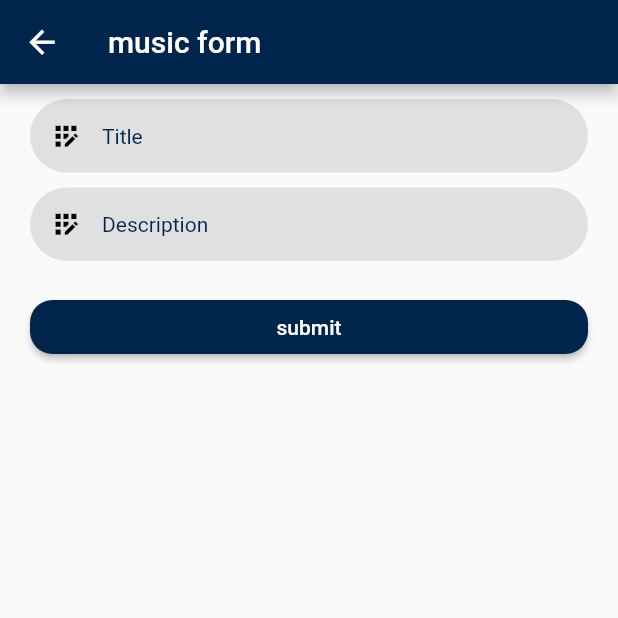
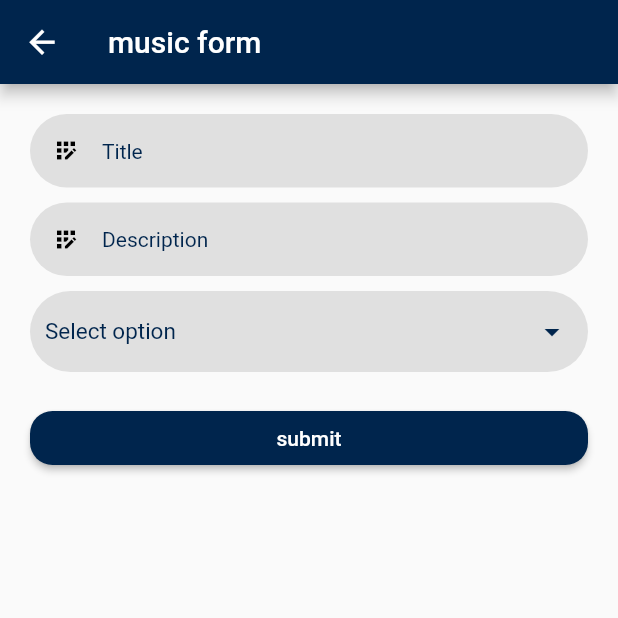
Before and after one commit to RegisSalesRA/flutter_sqflite, a Flutter app: the MusicScreenForm screen opened directly, on a phone screen of 412 x 824 dp, the top half of it. Run offline on Flutter 3.47's test engine with Material 2 defaults, Android fonts, the phone set to English and light mode, and no system bars; our stand-ins replace sqflite; accounts and stored records are empty.

Commit message:
crescente two new widgets

```diff
--- a/lib/ui/forms/music_form.dart
+++ b/lib/ui/forms/music_form.dart
@@ -2,8 +2,10 @@
 
 import 'package:flutter/material.dart';
 import 'package:flutter_sqlite/data/database_service.dart';
+import 'package:flutter_sqlite/helpers/helpers.dart';
 
 import '../../model/model.dart';
+import '../../widgets/widgets.dart';
 
 class MusicScreenForm extends StatefulWidget {
   final Music? music;
@@ -16,36 +18,50 @@ class MusicScreenForm extends StatefulWidget {
 class _MusicScreenFormState extends State<MusicScreenForm> {
   final DatabaseService _databaseService = DatabaseService();
 
-  String _titleController = "";
-  String _descriptionController = "";
+  final titleController = TextEditingController();
+  final descriptionController = TextEditingController();
+  final choice = TextEditingController();
 
   Future<void> _onSave() async {
     widget.music == null
         ? // Add save code here
         await _databaseService.insertMusic(
             Music(
-              title: _titleController,
-              description: _descriptionController,
+              title: titleController.text,
+              description: choice.text,
               data: DateTime.now().toString(),
             ),
           )
         : await _databaseService.updateMusic(Music(
             id: widget.music!.id!,
-            title: _titleController,
-            description: _descriptionController,
+            title: titleController.text,
+            description: choice.text,
             data: DateTime.now().toString(),
           ));
 
     Navigator.pop(context);
   }
 
+  List<Map<String, dynamic>> devLevel = [
+    {"name": "Junior"},
+    {"name": "Pleno"},
+    {"name": "Senior"},
+  ];
+
   @override
   void initState() {
     super.initState();
     if (widget.music != null) {
-      _titleController = widget.music!.title!;
-      _descriptionController = widget.music!.description!;
+      titleController.text = widget.music!.title!;
+      descriptionController.text = widget.music!.description!;
     }
+  }
+
+  @override
+  void dispose() {
+    titleController.dispose();
+    descriptionController.dispose();
+    super.dispose();
   }
 
   @override
@@ -60,37 +76,60 @@ class _MusicScreenFormState extends State<MusicScreenForm> {
             child: Column(
               crossAxisAlignment: CrossAxisAlignment.stretch,
               children: [
-                TextFormField(
-                  onChanged: (value) {
-                    setState(() {
-                      _titleController = value;
-                    });
-                  },
-                  decoration: const InputDecoration(
-                    hintText: "Title",
-                    prefixIcon: Icon(
-                      Icons.app_registration_sharp,
-                      size: 21,
-                    ),
-                  ),
+                const SizedBox(
+                  height: 10,
+                ),
+                CustomTextFormWidget(
+                  hintText: 'Title',
+                  controller: titleController,
+                  icon: Icons.app_registration_sharp,
                 ),
                 const SizedBox(
                   height: 10,
                 ),
-                TextFormField(
-                  onChanged: (value) {
-                    setState(() {
-                      _descriptionController = value;
-                    });
+                CustomTextFormWidget(
+                  hintText: 'Description',
+                  controller: descriptionController,
+                  icon: Icons.app_registration_sharp,
+                ),
+                const SizedBox(
+                  height: 10,
+                ),
+                // DropDown
+                DropDownWidget(
+                  dropdownItens: devLevel.map(
+                    (val) {
+                      return DropdownMenuItem<String>(
+                        value: val["name"],
+                        child: Text(val["name"]),
+                      );
+                    },
+                  ).toList(),
+                  hint: choice.text == ''
+                      ? const Padding(
+                          padding: EdgeInsets.fromLTRB(10, 0, 0, 0),
+                          child: Text(
+                            'Select option',
+                            style: TextStyle(
+                                fontSize: 15, color: Palette.primaryColor),
+                          ),
+                        )
+                      : Padding(
+                          padding: const EdgeInsets.fromLTRB(10, 0, 0, 0),
+                          child: Text(
+                            choice.text,
+                            style: const TextStyle(color: Palette.primaryColor),
+                          ),
+                        ),
+                  getValue: (val) {
+                    setState(
+                      () {
+                        choice.text = val!;
+                      },
+                    );
                   },
-                  decoration: const InputDecoration(
-                    hintText: 'Description',
-                    prefixIcon: Icon(
-                      Icons.app_registration_sharp,
-                      size: 21,
-                    ),
-                  ),
                 ),
+                // DropDown
                 const SizedBox(
                   height: 20,
                 ),
--- a/lib/ui/pages/detail_screen.dart
+++ b/lib/ui/pages/detail_screen.dart
@@ -42,6 +42,10 @@ class DetailScreen extends StatelessWidget {
                               Icons.assignment,
                               size: 100,
                             ),
+                          ),
+                          const Divider(
+                            thickness: 2,
+                            color: Palette.primaryColorDark,
                           ),
                           Text(
                             "Musica - Dream Theater - ${music.id}",
--- /dev/null
+++ b/lib/widgets/custom_dropdown_widget.dart
@@ -0,0 +1,50 @@
+import 'package:flutter/material.dart';
+
+import '../helpers/helpers.dart';
+
+// ignore: must_be_immutable
+class DropDownWidget extends StatefulWidget {
+  final Function(String?) getValue;
+  List<DropdownMenuItem<String>> dropdownItens = [];
+  final Widget? hint;
+
+  DropDownWidget(
+      {Key? key,
+      required this.getValue,
+      required this.dropdownItens,
+      this.hint})
+      : super(key: key);
+
+  @override
+  State<DropDownWidget> createState() => _DropDownWidgetState();
+}
+
+class _DropDownWidgetState extends State<DropDownWidget> {
+  @override
+  Widget build(BuildContext context) {
+    return DropdownButtonHideUnderline(
+        child: ButtonTheme(
+      alignedDropdown: true,
+      child: DropdownButtonFormField<String>(
+        //   validator: (value) {
+        //     if (value == null || value.isEmpty) {
+        ///        return 'Please select item';
+        //       }
+        //      return null;
+        //    },
+        hint: widget.hint,
+        elevation: 16,
+        isExpanded: true,
+        icon: const Icon(
+          Icons.arrow_drop_down,
+          color: Palette.primaryColor,
+        ),
+        style: const TextStyle(
+          color: Palette.primaryColor,
+        ),
+        onChanged: widget.getValue,
+        items: widget.dropdownItens,
+      ),
+    ));
+  }
+}
--- /dev/null
+++ b/lib/widgets/custom_text_widget.dart
@@ -0,0 +1,37 @@
+import 'package:flutter/material.dart';
+
+class CustomTextFormWidget extends StatelessWidget {
+  final IconData icon;
+  final String? hintText;
+  // final List<TextInputFormatter>? inputFormatters;
+  final String? Function(String?)? validator;
+  final TextEditingController? controller;
+  final TextInputType? textInputType;
+
+  const CustomTextFormWidget({
+    Key? key,
+    required this.icon,
+    this.validator,
+    this.controller,
+    this.hintText,
+    this.textInputType,
+  }) : super(key: key);
+
+  @override
+  Widget build(BuildContext context) {
+    return TextFormField(
+      controller: controller,
+      // inputFormatters: inputFormatters,
+      validator: validator,
+      keyboardType: textInputType,
+      decoration: InputDecoration(
+        hintText: hintText,
+        prefixIcon: Icon(icon),
+        isDense: true,
+        border: OutlineInputBorder(
+          borderRadius: BorderRadius.circular(18),
+        ),
+      ),
+    );
+  }
+}
--- a/lib/widgets/widgets.dart
+++ b/lib/widgets/widgets.dart
@@ -2,3 +2,5 @@ export './app_theme_widget.dart';
 export './appbar_widget.dart';
 export './show_modal_bottom.dart';
 export './card_widget.dart';
+export './custom_text_widget.dart';
+export './custom_dropdown_widget.dart';
```
